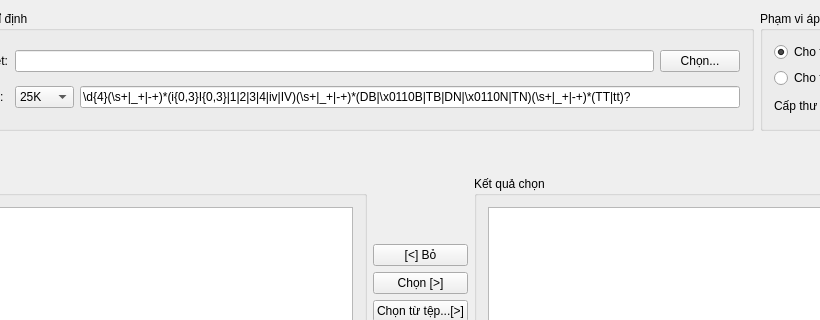
Qt form vMFSC/MainWindow.ui (bachns/vMFSC) before a commit; both pictures show x 95 to 915 and y 0 to 320 of the 1030 by 721 pixel window.
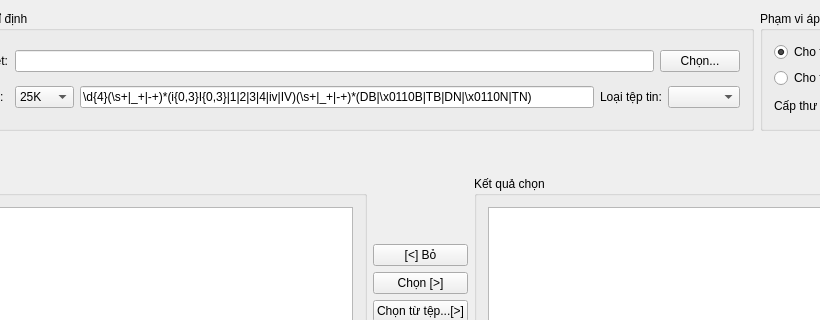
The same form after that commit. Icons and pictures are not drawn.

Patch:
```diff
--- a/vMFSC/MainWindow.ui
+++ b/vMFSC/MainWindow.ui
@@ -105,10 +105,20 @@
          <item>
           <widget class="QLineEdit" name="regExpLineEdit">
            <property name="text">
-            <string>\d{4}(\s+|_+|-+)*(i{0,3}I{0,3}|1|2|3|4|iv|IV)(\s+|_+|-+)*(DB|\x0110B|TB|DN|\x0110N|TN)(\s+|_+|-+)*(TT|tt)?</string>
+            <string>\d{4}(\s+|_+|-+)*(i{0,3}I{0,3}|1|2|3|4|iv|IV)(\s+|_+|-+)*(DB|\x0110B|TB|DN|\x0110N|TN)</string>
            </property>
           </widget>
          </item>
+         <item>
+          <widget class="QLabel" name="label">
+           <property name="text">
+            <string>Loại tệp tin:</string>
+           </property>
+          </widget>
+         </item>
+         <item>
+          <widget class="QComboBox" name="suffixComboBox"/>
+         </item>
         </layout>
        </item>
       </layout>
```
